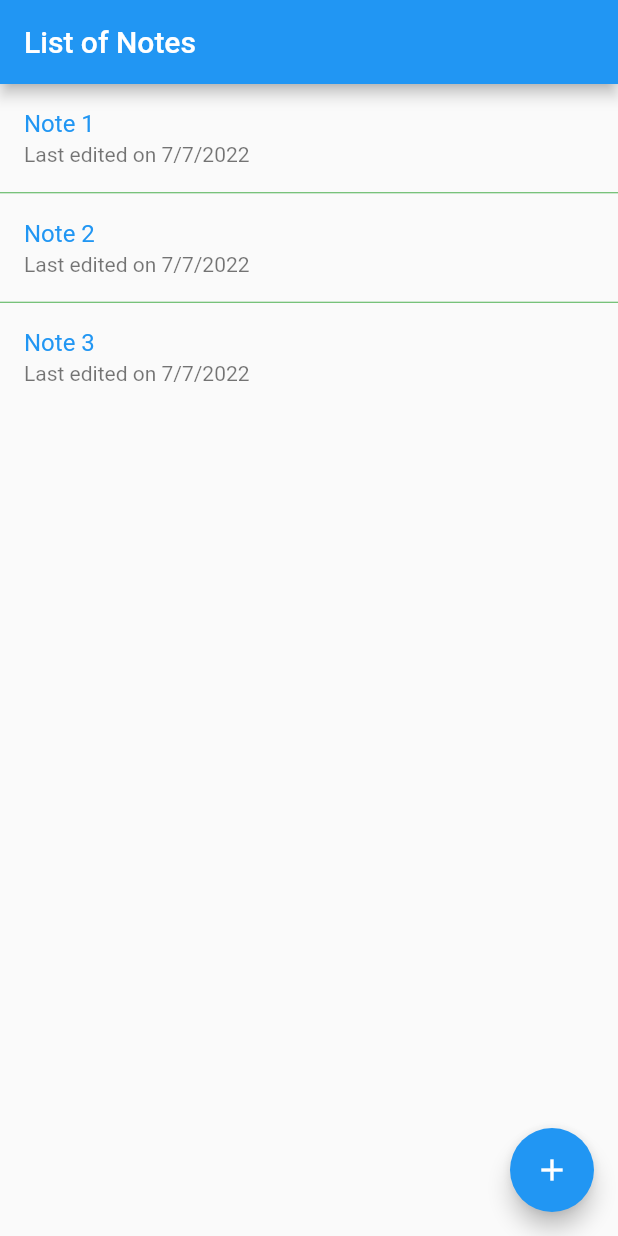
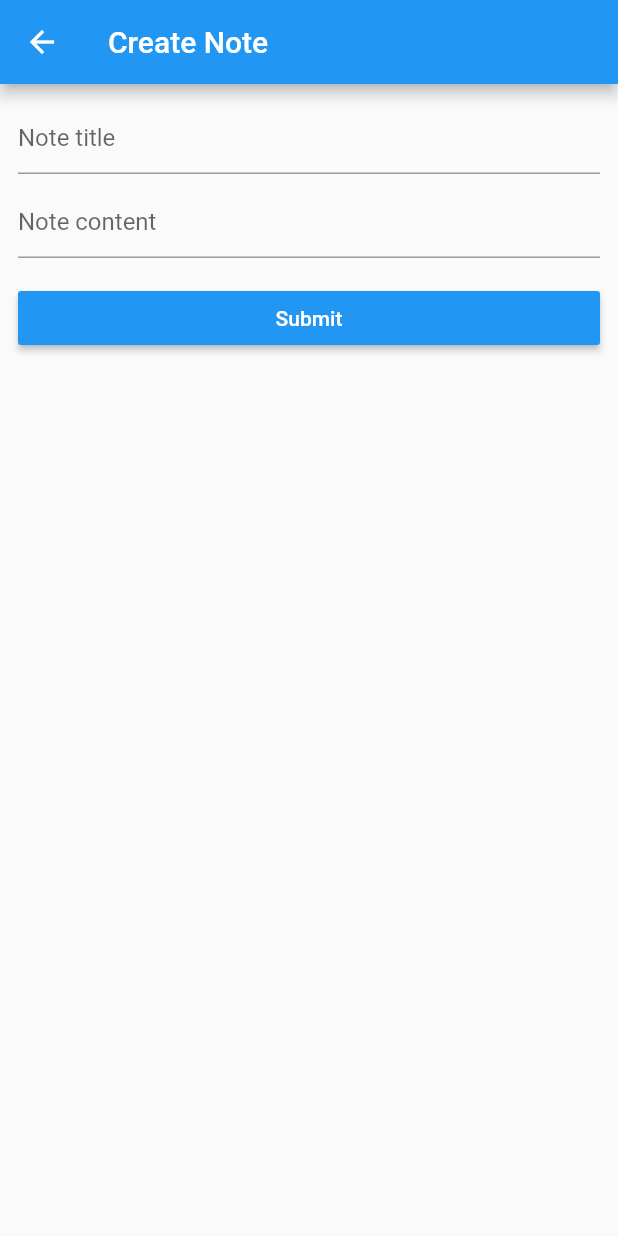
Before and after one commit to dodongharbii/working_with_rest_api, a Flutter app: the screen it shows after launch, after a tap on the "add" icon, on a phone screen of 412 x 824 dp. Run offline on Flutter 3.47's test engine with Material 2 defaults, Android fonts, the light colour scheme and no system bars.

Commit message:
Created note_modify and connected it to note_list

```diff
--- a/lib/views/note_list.dart
+++ b/lib/views/note_list.dart
@@ -1,5 +1,6 @@
 import 'package:flutter/material.dart';
 import 'package:tuso_working_with_rest_api/models/note_for_listing.dart';
+import 'package:tuso_working_with_rest_api/views/note_modify.dart';
 
 class NoteList extends StatelessWidget {
   //const NoteList({Key? key}) : super(key: key);
@@ -31,7 +32,10 @@ class NoteList extends StatelessWidget {
     return Scaffold(
       appBar: AppBar(title: Text('List of Notes')),
       floatingActionButton: FloatingActionButton(
-        onPressed: () {},
+        onPressed: () {
+          Navigator.of(context)
+              .push(MaterialPageRoute(builder: (_) => NoteModify()));
+        },
         child: Icon(Icons.add),
       ),
       body: ListView.separated(
--- /dev/null
+++ b/lib/views/note_modify.dart
@@ -0,0 +1,40 @@
+import 'package:flutter/material.dart';
+
+class NoteModify extends StatelessWidget {
+  //const NoteModify({ Key? key }) : super(key: key);
+
+  @override
+  Widget build(BuildContext context) {
+    return Scaffold(
+      appBar: AppBar(title: Text('Create Note')),
+      body: Padding(
+        padding: const EdgeInsets.all(12.0),
+        child: Column(
+          children: <Widget>[
+            TextField(
+              decoration: InputDecoration(hintText: "Note title"),
+            ),
+            Container(height: 8),
+            TextField(
+              decoration: InputDecoration(hintText: "Note content"),
+            ),
+            Container(height: 16),
+            SizedBox(
+              width: double.infinity,
+              child: RaisedButton(
+                child: Text(
+                  'Submit',
+                  style: TextStyle(color: Colors.white),
+                ),
+                color: Theme.of(context).primaryColor,
+                onPressed: () {
+                  Navigator.of(context).pop();
+                },
+              ),
+            ),
+          ],
+        ),
+      ),
+    );
+  }
+}
```
